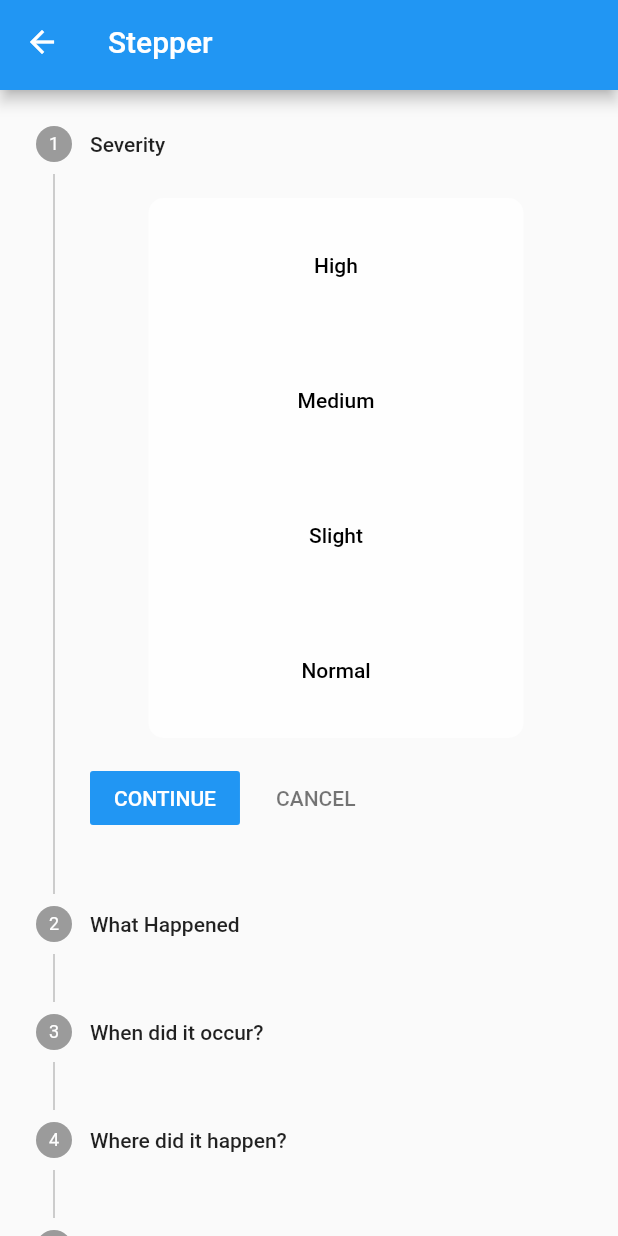
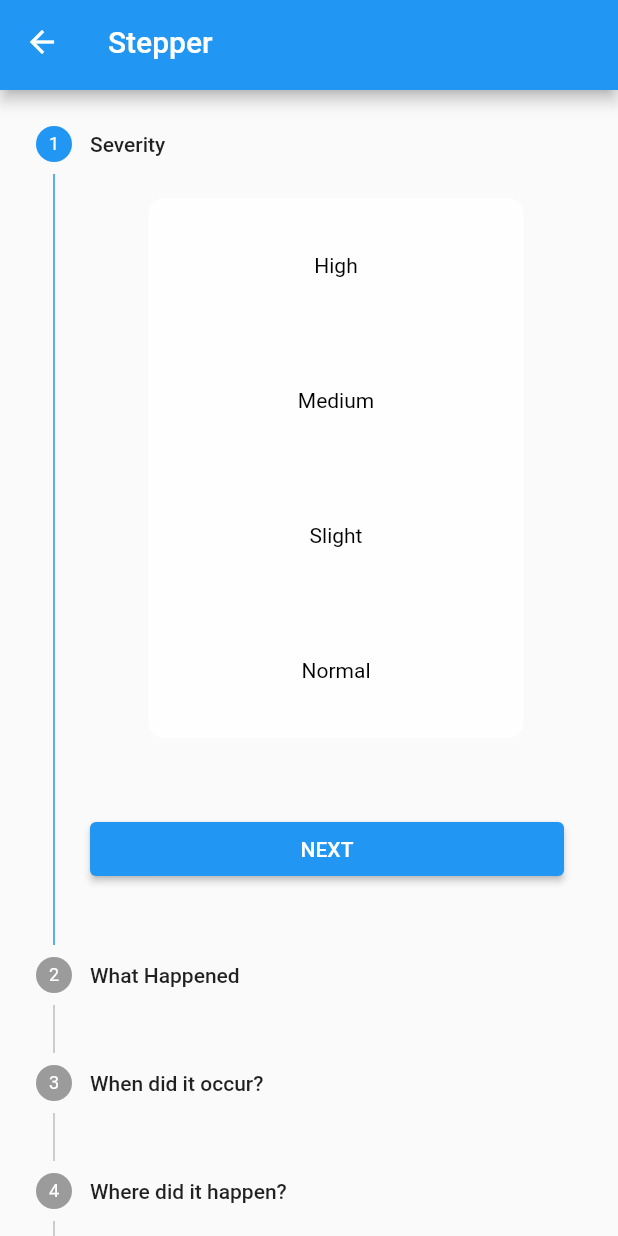
Before and after one commit to fz3hra/Flutter_incident_report_system, a Flutter app: the screen it shows after launch, after a tap on "Report Incident", on a phone screen of 412 x 824 dp. Run offline on Flutter 3.47's test engine with Material 2 defaults, Android fonts, the phone set to English and light mode, and no system bars.

Commit message:
new feature

```diff
--- a/lib/stepper/StepperPage.dart
+++ b/lib/stepper/StepperPage.dart
@@ -12,26 +12,63 @@ class StepperPage extends StatefulWidget {
 }
 
 class _StepperPageState extends State<StepperPage> {
-  // final dynamic _startDate = DateFormat('yyyy-MM-dd');
   // ignore: prefer_final_fields
-  static dynamic _steps = [
-    Step(title: Text("Severity"), content: _Severity()),
-    Step(title: Text("What Happened"), content: _Occurance()),
+  int _currentStep = 0;
+  dynamic selectDate = DateTime.now();
+  dynamic selectTime;
+  TextEditingController regionController = new TextEditingController();
+  String testt = '';
+  bool isCompleted = false;
+
+  // ignore: prefer_final_fields
+  List<Step> _steps() => [
         Step(
-      title: Text("When did it occur?"),
-      content: DatetimePicker(),
+          isActive: _currentStep >= 0,
+          title: Text("Severity"),
+          content: _Severity(),
         ),
         Step(
-      title: Text("Where did it happen?"),
-      content: _OccuredIncident(),
+          isActive: _currentStep >= 1,
+          title: Text("What Happened"),
+          content: Occurance(
+            testing: (test) {
+              testt = test;
+            },
+          ),
         ),
         Step(
+          isActive: _currentStep >= 2,
+          title: Text("When did it occur?"),
+          content: DatetimePicker(
+            selectDate: (val) {
+              selectDate = val;
+            },
+            selectTime: (timeVal) {
+              selectTime = timeVal;
+            },
+          ),
+        ),
+        Step(
+          isActive: _currentStep >= 3,
+          title: Text("Where did it happen?"),
+          content: _OccuredIncident(
+            region: (region) {
+              regionController = region;
+            },
+          ),
+        ),
+        Step(
+          isActive: _currentStep >= 4,
           title: Text("Incident Summary"),
-      content: _Summary(),
+          content: _Summary(
+            regionController: regionController,
+            dateOccurred: selectDate,
+            testTwo: selectTime,
+            test: testt,
+          ),
         ),
       ];
 
-  int _currentStep = 0;
   @override
   Widget build(BuildContext context) {
     return Scaffold(
@@ -44,29 +81,66 @@ class _StepperPageState extends State<StepperPage> {
           title: 'Stepper',
         ),
       ),
-      body: Stepper(
+      body: isCompleted
+          ? Container(
+              child: Center(
+                child: Text("Sent to Server"),
+              ),
+            )
+          : Stepper(
+              controlsBuilder: (context, controls) {
+                final isLastStep = _currentStep == _steps().length - 1;
+                return Container(
+                  margin: EdgeInsets.only(top: 50),
+                  child: Row(
+                    children: [
+                      Expanded(
+                          child: ElevatedButton(
+                        child: Text(isLastStep ? 'CONFIRM' : 'NEXT'),
+                        onPressed: controls.onStepContinue,
+                      )),
+                      const SizedBox(width: 12),
+                      if (_currentStep != 0)
+                        Expanded(
+                            child: ElevatedButton(
+                          child: Text('Back'),
+                          onPressed: controls.onStepCancel,
+                        )),
+                    ],
+                  ),
+                );
+              },
               // type: StepperType.horizontal,
-        steps: _steps,
+              steps: _steps(),
               currentStep: _currentStep,
               onStepTapped: (step) => setState(() => _currentStep = step),
               onStepContinue: () {
+                final isLastStep = _currentStep == _steps().length - 1;
+                if (isLastStep) {
                   setState(() {
-            if (_currentStep < _steps.length - 1) {
+                    isCompleted = true;
+                  });
+                  print('Completed');
+                  // send data to server
+                } else {
+                  setState(() {
+                    if (_currentStep < _steps().length - 1) {
                       _currentStep += 1;
                     } else {
                       _currentStep = 0;
                     }
                   });
+                }
               },
-        onStepCancel: () {
-          setState(() {
+              onStepCancel: _currentStep == 0
+                  ? null
+                  : () => setState(() {
                         if (_currentStep > 0) {
                           _currentStep -= 1;
                         } else {
                           _currentStep = 0;
                         }
-          });
-        },
+                      }),
             ),
     );
   }
@@ -90,25 +164,28 @@ class _Severity extends StatelessWidget {
       height: 360.0,
       child: Column(
         children: [
-          Container(
+          InkWell(
+            onTap: () {
+              print("ink");
+            },
+            child: Container(
               width: 250.0,
               height: 90,
               child: Center(
-              child: TextButton(
-                onPressed: () {},
-                child: Text(
-                  "High",
-                  style: TextStyle(color: Colors.black),
+                  child: Text('High',
+                      style: TextStyle(
+                        color: Colors.black,
+                      ))),
             ),
           ),
-            ),
-          ),
-          Container(
+          InkWell(
+            onTap: () {
+              print("2");
+            },
+            child: Container(
               width: 250.0,
               height: 90,
               child: Center(
-              child: TextButton(
-                onPressed: () {},
                 child: Text(
                   "Medium",
                   style: TextStyle(color: Colors.black),
@@ -116,12 +193,12 @@ class _Severity extends StatelessWidget {
               ),
             ),
           ),
-          Container(
+          InkWell(
+            onTap: () {},
+            child: Container(
               width: 250.0,
               height: 90,
               child: Center(
-              child: TextButton(
-                onPressed: () {},
                 child: Text(
                   "Slight",
                   style: TextStyle(color: Colors.black),
@@ -129,12 +206,12 @@ class _Severity extends StatelessWidget {
               ),
             ),
           ),
-          Container(
+          InkWell(
+            onTap: () {},
+            child: Container(
               width: 250.0,
               height: 90,
               child: Center(
-              child: TextButton(
-                onPressed: () {},
                 child: Text(
                   "Normal",
                   style: TextStyle(color: Colors.black),
@@ -148,33 +225,65 @@ class _Severity extends StatelessWidget {
   }
 }
 
-class _Occurance extends StatelessWidget {
-  const _Occurance({Key? key}) : super(key: key);
+class Occurance extends StatefulWidget {
+  Function(dynamic) testing;
+  Occurance({
+    Key? key,
+    required this.testing,
+  }) : super(key: key);
 
+  @override
+  State<Occurance> createState() => OccuranceState();
+}
+
+class OccuranceState extends State<Occurance> {
+  dynamic test;
+  var fire = "Fire";
+  var NearMiss = "Near Miss";
+  var Accident = "Accident";
+  var theft = "theft";
+  var PropertyDamage = "Property Damage";
   @override
   Widget build(BuildContext context) {
     return Container(
       child: Column(
         children: [
           TextButton(
-            onPressed: () {},
-            child: Text("Fire"),
+            onPressed: () {
+              setState(() {
+                test = fire;
+                this.widget.testing(test);
+              });
+            },
+            child: Text(fire),
           ),
           TextButton(
-            onPressed: () {},
-            child: Text("Near Miss"),
+            onPressed: () {
+              test = NearMiss;
+              this.widget.testing(test);
+            },
+            child: Text(NearMiss),
           ),
           TextButton(
-            onPressed: () {},
-            child: Text("Accident"),
+            onPressed: () {
+              test = Accident;
+              this.widget.testing(test);
+            },
+            child: Text(Accident),
           ),
           TextButton(
-            onPressed: () {},
-            child: Text("theft"),
+            onPressed: () {
+              test = theft;
+              this.widget.testing(test);
+            },
+            child: Text(theft),
           ),
           TextButton(
-            onPressed: () {},
-            child: Text("Property Damage"),
+            onPressed: () {
+              test = PropertyDamage;
+              this.widget.testing(test);
+            },
+            child: Text(PropertyDamage),
           ),
         ],
       ),
@@ -184,21 +293,52 @@ class _Occurance extends StatelessWidget {
 
 // ! add map here
 class _OccuredIncident extends StatefulWidget {
-  _OccuredIncident({Key? key}) : super(key: key);
+  Function(dynamic) region;
+  _OccuredIncident({
+    Key? key,
+    required this.region,
+  }) : super(key: key);
 
   @override
   State<_OccuredIncident> createState() => __OccuredIncidentState();
 }
 
 class __OccuredIncidentState extends State<_OccuredIncident> {
+  TextEditingController regionController = new TextEditingController();
+
   @override
   Widget build(BuildContext context) {
-    return Container();
+    print(regionController.text);
+    return Container(
+      margin: EdgeInsets.all(16),
+      child: TextField(
+        controller: regionController,
+        decoration: InputDecoration(
+          border: OutlineInputBorder(),
+          labelText: 'Region',
+        ),
+        onChanged: (text) {
+          setState(() {
+            this.widget.region(regionController);
+          });
+        },
+      ),
+    );
   }
 }
 
 class _Summary extends StatelessWidget {
-  const _Summary({Key? key}) : super(key: key);
+  final dynamic dateOccurred;
+  final dynamic testTwo;
+  final dynamic regionController;
+  final dynamic test;
+  _Summary({
+    Key? key,
+    this.dateOccurred,
+    required this.testTwo,
+    required this.regionController,
+    required this.test,
+  }) : super(key: key);
 
   @override
   Widget build(BuildContext context) {
@@ -211,7 +351,7 @@ class _Summary extends StatelessWidget {
             children: [
               SummaryDetails(
                 leftInformation: "What Happened?",
-                rightInformation: "Near miss",
+                rightInformation: test,
               ),
               SummaryDetails(
                 leftInformation: "Priority",
@@ -219,11 +359,11 @@ class _Summary extends StatelessWidget {
               ),
               SummaryDetails(
                 leftInformation: "Date",
-                rightInformation: "April 5, 2019",
+                rightInformation: DateFormat('yyyy-MM-dd').format(dateOccurred),
               ),
               SummaryDetails(
                 leftInformation: "Region",
-                rightInformation: "Port Louis",
+                rightInformation: regionController.text,
               ),
             ],
           ),
```
Also changed, not shown: lib/widget/DatePicker.dart (+10 -0 lines). Lines whose indentation alone changed are shown as unchanged.
